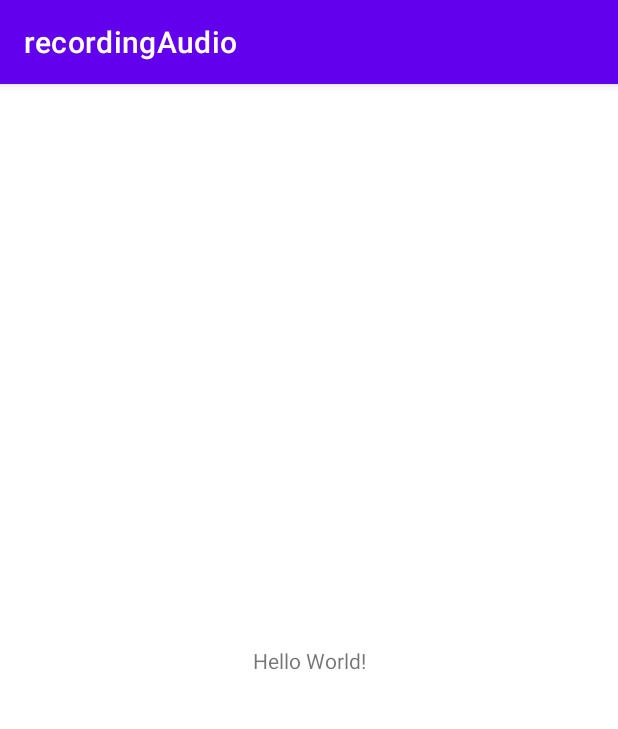
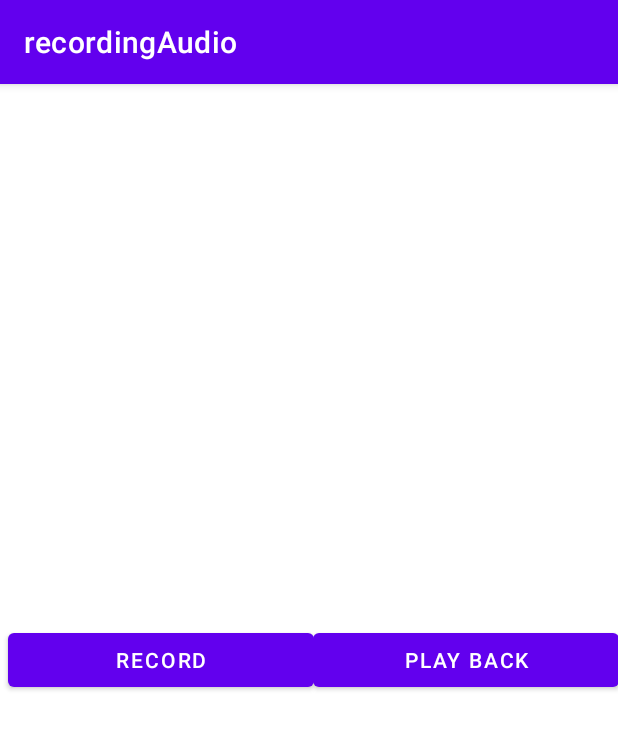
Before and after one commit to DevAlfred23/RecordingApp, an Android app: the screen it shows after launch (MainActivity), on a phone screen of 412 x 824 dp. Shown: the top 729 px of the screen. Run offline under Robolectric (Android 15) with nearby library versions, the phone set to English and light mode, and no system bars; our stand-ins replace RxJava.

Commit message:
add: permissions feat: recording/playback audio

```diff
--- a/app/build.gradle
+++ b/app/build.gradle
@@ -4,12 +4,12 @@ plugins {
 }
 
 android {
-    compileSdk 31
+    compileSdk 30
 
     defaultConfig {
         applicationId "com.example.recordingaudio"
         minSdk 24
-        targetSdk 31
+        targetSdk 30
         versionCode 1
         versionName "1.0"
 
@@ -40,4 +40,6 @@ dependencies {
     testImplementation 'junit:junit:4.+'
     androidTestImplementation 'androidx.test.ext:junit:1.1.2'
     androidTestImplementation 'androidx.test.espresso:espresso-core:3.3.0'
+    implementation "org.jetbrains.kotlin:kotlin-stdlib-jdk7:1.5.20"
+    implementation 'io.reactivex.rxjava2:rxjava:2.1.9'
 }
--- a/app/src/main/AndroidManifest.xml
+++ b/app/src/main/AndroidManifest.xml
@@ -1,6 +1,9 @@
 <?xml version="1.0" encoding="utf-8"?>
 <manifest xmlns:android="http://schemas.android.com/apk/res/android"
     package="com.example.recordingaudio">
+    <uses-permission android:name="android.permission.RECORD_AUDIO" />
+    <uses-permission android:name="android.permission.WRITE_EXTERNAL_STORAGE" />
+    <uses-permission android:name="android.permission.MICROPHONE" />
 
     <application
         android:allowBackup="true"
--- a/app/src/main/java/com/example/recordingaudio/MainActivity.kt
+++ b/app/src/main/java/com/example/recordingaudio/MainActivity.kt
@@ -1,11 +1,147 @@
 package com.example.recordingaudio
 
+import android.Manifest
+import android.content.pm.PackageManager
 import androidx.appcompat.app.AppCompatActivity
 import android.os.Bundle
+import android.util.Log
+import io.reactivex.Observable
+import io.reactivex.Observer
+import io.reactivex.disposables.Disposable
+import android.media.MediaRecorder
+import android.os.Build
+import android.os.Environment
+import android.widget.Button
+import androidx.core.app.ActivityCompat
+import androidx.core.content.ContextCompat
+import java.io.File
+import java.io.IOException
+import java.lang.Exception
+import java.lang.IllegalStateException
+import android.media.AudioAttributes
+
+import android.media.MediaPlayer
+import java.lang.IllegalArgumentException
+
 
 class MainActivity : AppCompatActivity() {
+    private var TAG = "MainActivity"
+    protected var recorder: MediaRecorder? = null
+    protected var player: MediaPlayer? = null
+    private lateinit var mRecordButton : Button
+    private lateinit var mPlayButton : Button
+    private val dir: File = File(Environment.getExternalStorageDirectory().absolutePath + "/recordAudio/")
+    private var output: String? = null
+
+    private fun checkDir () {
+        try{
+            // create a File object for the parent directory
+            val recorderDirectory = File(Environment.getExternalStorageDirectory().absolutePath+"/recordAudio/")
+            // have the object build the directory structure, if needed.
+            recorderDirectory.mkdirs()
+        }catch (e: IOException){
+            e.printStackTrace()
+        }
+        if(dir.exists()){
+            val count = dir.listFiles().size
+            output = Environment.getExternalStorageDirectory().absolutePath + "/recordAudio/recording"+count+".mp3"
+        }
+        recorder = MediaRecorder()
+
+        recorder?.setAudioSource(MediaRecorder.AudioSource.MIC)
+        recorder?.setOutputFormat(MediaRecorder.OutputFormat.MPEG_4)
+        recorder?.setAudioEncoder(MediaRecorder.AudioEncoder.DEFAULT)
+        recorder?.setOutputFile(output)
+    }
     override fun onCreate(savedInstanceState: Bundle?) {
         super.onCreate(savedInstanceState)
         setContentView(R.layout.activity_main)
+        checkPermission ()
+        mRecordButton = findViewById<Button>(R.id.RecordButton)
+        mRecordButton.setOnClickListener {
+            startRecordingStream()
+        }
+        mPlayButton = findViewById<Button>(R.id.PlayButton)
+        mPlayButton.setOnClickListener {
+            startPlaying() }
+
+    }
+    private fun startRecordingStream() {
+        try {
+            recorder!!.prepare()
+            recorder!!.start()
+        } catch (e: IOException) {
+            // handle error
+        } catch (e: IllegalStateException) {
+            // handle error
+        }
+    }
+    private fun stopRecording() {
+        // stop recording and free up resources
+       try {
+           if (recorder != null){
+               recorder?.stop()
+               recorder?.release()
+               recorder = null
+           }
+           initRecorder()
+       }catch (e:Exception){
+
+       }
+    }
+    private fun startPlaying() {
+        player = MediaPlayer()
+        try {
+            val count =  if(dir.exists()) {
+               dir.listFiles().size
+            }else {
+                val recorderDirectory = File( externalCacheDir?.absolutePath+"/recordingAndroid/")
+                recorderDirectory.mkdirs()
+                dir.listFiles().size
+            }
+            player!!.setDataSource(externalCacheDir?.absolutePath+"/recordingAndroid/recording"+count+".mp3") // pass reference to file to be played
+            player!!.setAudioAttributes(
+                AudioAttributes.Builder().setContentType(AudioAttributes.CONTENT_TYPE_SPEECH)
+                    .setUsage(AudioAttributes.USAGE_MEDIA)
+                    .build()
+            ) // optional step
+            player!!.prepare() // may take a while depending on the media, consider using .prepareAsync() for streaming
+        } catch (e: IOException) { // we need to catch both errors in case of invalid or inaccessible resources
+            // handle error
+        } catch (e: IllegalArgumentException) {
+            // handle error
+        }
+        player!!.start()
+    }
+    private fun stopPlaying() {
+        try {
+            player!!.stop()
+            player!!.release() // free up resources
+            player = null
+        }catch (e:Exception){
+
+        }
+    }
+    private fun initRecorder() {
+        recorder = MediaRecorder()
+
+        if(dir.exists()){
+            val count = dir.listFiles().size
+            output = externalCacheDir?.absolutePath+"/recordingAndroid/recording"+count+".mp3"
+        }
+        recorder?.setAudioSource(MediaRecorder.AudioSource.MIC)
+        recorder?.setOutputFormat(MediaRecorder.OutputFormat.MPEG_4)
+        recorder?.setAudioEncoder(MediaRecorder.AudioEncoder.AAC)
+        recorder?.setOutputFile(output)
+    }
+
+    private fun checkPermission () {
+        if (ContextCompat.checkSelfPermission(this,
+                Manifest.permission.RECORD_AUDIO) != PackageManager.PERMISSION_GRANTED && ContextCompat.checkSelfPermission(this,
+                Manifest.permission.WRITE_EXTERNAL_STORAGE) != PackageManager.PERMISSION_GRANTED) {
+            val permissions = arrayOf(android.Manifest.permission.RECORD_AUDIO, android.Manifest.permission.WRITE_EXTERNAL_STORAGE, android.Manifest.permission.READ_EXTERNAL_STORAGE)
+            ActivityCompat.requestPermissions(this, permissions,0)
+        }
+        checkDir()
     }
 }
--- a/app/src/main/res/layout/activity_main.xml
+++ b/app/src/main/res/layout/activity_main.xml
@@ -6,13 +6,27 @@
     android:layout_height="match_parent"
     tools:context=".MainActivity">
 
-    <TextView
-        android:layout_width="wrap_content"
+    <Button
+        android:id="@+id/RecordButton"
+        android:layout_width="204dp"
         android:layout_height="wrap_content"
-        android:text="Hello World!"
+        android:layout_margin="5dp"
+        android:layout_marginStart="24dp"
+        android:text="Record"
         app:layout_constraintBottom_toBottomOf="parent"
-        app:layout_constraintLeft_toLeftOf="parent"
-        app:layout_constraintRight_toRightOf="parent"
+        app:layout_constraintStart_toStartOf="parent"
         app:layout_constraintTop_toTopOf="parent" />
 
+    <Button
+        android:id="@+id/PlayButton"
+        android:layout_width="204dp"
+        android:layout_height="wrap_content"
+        android:layout_margin="5dp"
+        android:layout_marginStart="24dp"
+        android:layout_marginEnd="24dp"
+        android:text="Play Back"
+        app:layout_constraintBottom_toBottomOf="parent"
+        app:layout_constraintEnd_toEndOf="parent"
+        app:layout_constraintStart_toEndOf="@+id/RecordButton"
+        app:layout_constraintTop_toTopOf="parent" />
 </androidx.constraintlayout.widget.ConstraintLayout>
```
